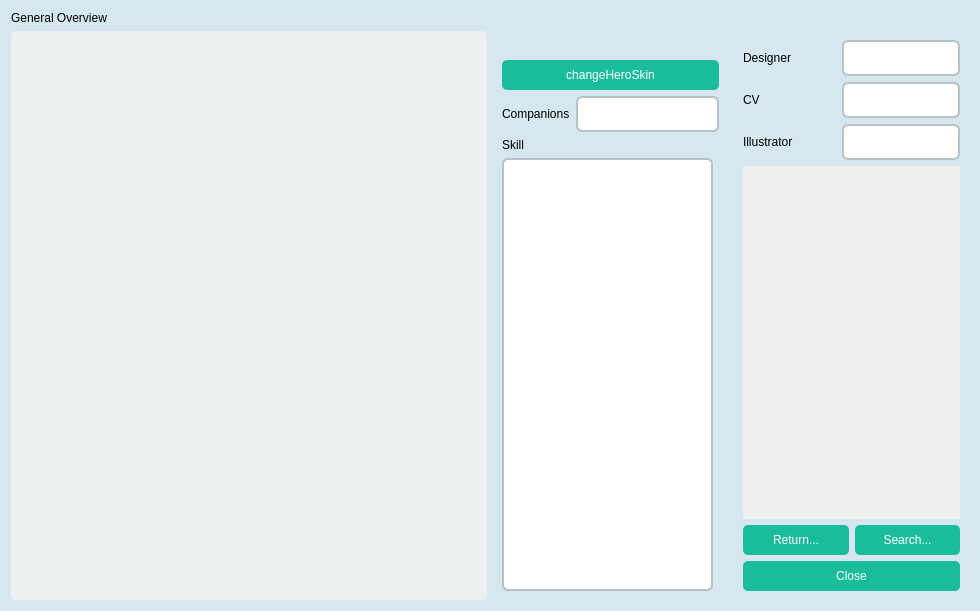
First picture: the form in src/dialog/generaloverview.ui, repository Mogara/QSanguosha-For-Hegemony, before the edit.
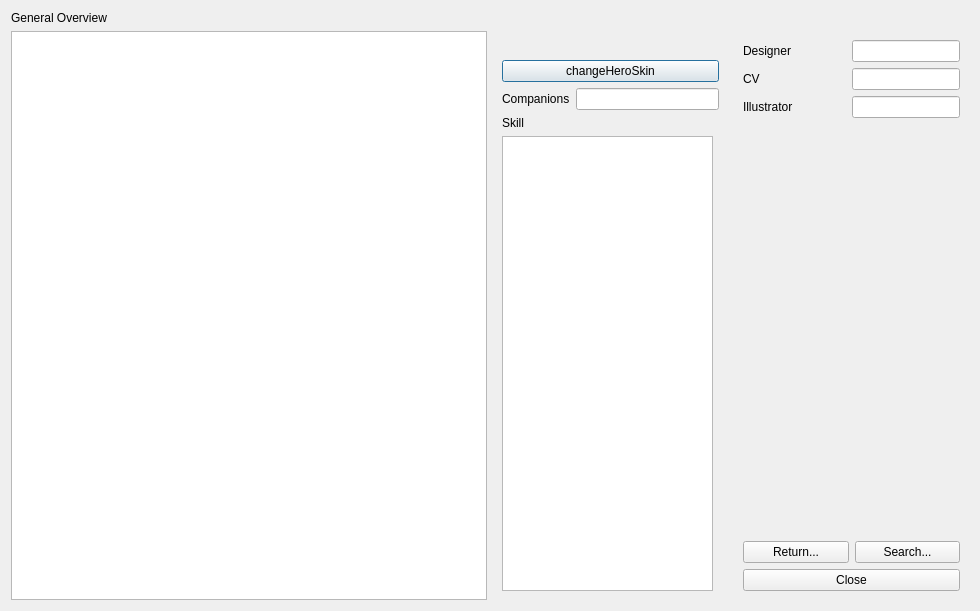
Second picture: the form after the edit. Icons and pictures are not drawn.

Commit message: Remove the built-in style sheet in some dialogs

Patch:
```diff
--- a/src/dialog/generaloverview.ui
+++ b/src/dialog/generaloverview.ui
@@ -29,538 +29,7 @@
    <string>General Overview</string>
   </property>
   <property name="styleSheet">
-   <string notr="true">QProgressBar {
-    color : solid gray;
-    border: 2px solid gray;
-    border-radius: 5px;
-    background: transparent;
-    padding: 0px;
-    text-align: center;
-}
-
-QProgressBar::chunk {
-    background: #B22222;
-}
-
-QTextEdit {
-	border-left: none;
-	border-right: none;
-	border-top: 1px solid qlineargradient(spread:reflect, x1:0, y1:0, x2:0.5, y2:0, stop:0 transparent, stop:1 rgb(166, 150, 122));
-	border-bottom: none;
-    background-color: rgba(0, 0, 0, 40%);
-}
-
-QTextEdit[description=&quot;true&quot;] {
-    border: 10px;
-    border-image: none;
-    background-color: rgba(255,255,255,255);
-}
-
-QTextEdit#whatsnew {
-	background-image: url(image/system/simpleBg/whatsnew.png);
-}
-
-QTextEdit#skill_info, QTextEdit#skillTextEdit {
-	border: 2px solid rgb(185, 195, 199);
-	padding-left: 8px;
-	min-height: 32px;
-	border-radius: 6px;
-	alignment: left;
-	background-color: white;
-}
-
-QTextEdit#skill_info:focus {
-	border-color: rgb(26, 188, 156);
-}
-
-QTextEdit#skill_info:disabled {
-	background-color: rgba(244, 246, 246, 70%);
-	border-color: rgba(213, 219, 219, 70%);
-	color: rgba(163, 169, 169, 70%);
-}
-
-QLineEdit {
-	border: 2px solid rgb(185, 195, 199);
-	padding-left: 8px;
-	min-height: 32px;
-	border-radius: 6px;
-	alignment: left center;
-}
-
-QLineEdit:focus {
-	border-color: rgb(26, 188, 156);
-}
-
-QLineEdit:disabled {
-	background-color: rgba(244, 246, 246, 70%);
-	border-color: rgba(213, 219, 219, 70%);
-	color: rgba(163, 169, 169, 70%);
-}
-
-QLineEdit#chat_edit {
-    background-color: rgba(0, 0, 0, 200);
-    color: white;
-    border: 1px solid rgb(166, 150, 122);
-    height: 20px;
-    border-radius: 2px;
-}
-
-QStatusBar::item {
-     border: 0px solid grey;
- }
-
-QMenu[private_pile=&quot;true&quot;] {
-    background-color: rgba(43,63,53,200);
-    border-radius: 1px;
-    color: white;
-}
-
-QPushButton[private_pile=&quot;true&quot;] {
-    background-color: rgba(43,63,53,200);
-    border-radius: 1px;
-    color: white;
-}
-
-QMenu[treasure = true] {
-    background-color: rgba(64, 52, 0, 200);
-    border-radius: 5px;
-    color: white;
-}
-
-QPushButton[treasure = true] {
-    background-color: rgba(64, 52, 0, 200);
-    border-radius: 5px;
-    color: white;
-}
-
-QDialog {
-	background: rgb(214, 231, 239);
-}
-
-QTabWidget::pane {
-	border: none;
-}
-
-QTabWidget::tab-bar {
-    subcontrol-position: center;
-}
-
-QTabBar::tab {
-	alignment: center;
-	background-color: rgb(236, 240, 241);
-	border: none;
-	width: 109;
-	height: 44;
-	color: rgb(52, 73, 94);
-	font: 13px;
-}
-
-QTabBar::tab:only-one, QTabBar::tab:first {
-	border-top-left-radius: 5px;
-	border-bottom-left-radius: 5px;
-}
-
-QTabBar::tab:only-one, QTabBar::tab:last {
-	border-top-right-radius: 5px;
-	border-bottom-right-radius: 5px;
-}
-
-QTabBar::tab:selected {
-	background-color: rgb(26, 188, 156);
-}
-
-QTabBar::tab:!selected:hover {
-	color: rgb(26, 188, 156);
-}
-
-QTabBar::scroller {
-	width: 52px;
-}
-
-QTabBar QToolButton {
-	background-color: rgb(236, 240, 241);
-	border: transparent;
-	border-radius: 5px;
-	alignment: center;
-}
-
-QTabBar QToolButton:hover {
-	background-color: rgb(26, 188, 156);
-}
-
-QTabBar QToolButton::left-arrow {
-	image: url(image/system/controls/tabbar-left-arrow.png);
-	width: 12;
-	height: 12;
-}
-
-QTabBar QToolButton::right-arrow {
-	image: url(image/system/controls/tabbar-right-arrow.png);
-	width: 12;
-	height: 12;
-}
-
-QPushButton[game_control=&quot;true&quot;] {
-    border: 0px solid gray;
-    font: 12px;
-    border-radius: 5px;
-    padding: 6px 12px 6px 12px;
-}
-
-QPushButton#pause {
-    background-image: url(image/system/button/pause.png);
-}
-
-QPushButton#play {
-    background-image: url(image/system/button/play.png);
-}
-
-QPushButton#slow-down {
-    background-image: url(image/system/button/slow-down.png);
-}
-
-QPushButton#speed-up {
-    background-image: url(image/system/button/speed-up.png);
-}
-
-QPushButton#uniform {
-    background-image: url(image/system/button/uniform.png);
-}
-
-QPushButton[control = true] {
-	color: rgb(183, 218, 238);
-	background-color:rgba(0, 0, 0, 0);
-	border-style:none;
-}
-
-QPushButton[control = true]:hover {
-	background-color: rgb(72, 160, 212);
-}
-
-QPushButton[control = true][bold = true] {
-	font: bold;
-}
-
-#closeButton[control = true]:hover {
-	background-color: rgb(238, 44, 44);
-}
-
-QMenu {
-	background-color: rgb(216, 255, 253);
-	border: none;
-}
-
-QMenu::item {
-	padding: 7px 40px 7px 35px;
-	background: transparent;
-	border-radius: 2px;
-}
-
-QMenu::item:selected {
-	background: rgba(88, 201, 241, 200);
-}
-
-QMenu::separator {
-	height: 1px;
-    background: qlineargradient(spread:reflect, x1:0, y1:0, x2:0.5, y2:0, stop:0 transparent, stop:1 rgba(72, 160, 212, 255));
-	border-radius: 1px;
-    margin-left: 5px;
-    margin-right: 5px;
-}
-
-QMenu::indicator:checked {
-	margin-left: 5px;
-	width: 15px;
-	height: 15px;
-	image: url(image/system/controls/menu-indicator.png);
-}
-
-QMenu::right-arrow {
-	margin-right: 5px;
-	width: 12px;
-	height: 12px;
-	image: url(image/system/controls/menu-right-arrow.png);
-}
-
-QSpinBox {
-	border: 2px solid rgb(185, 195, 199);
-	padding-left: 8px;
-	min-height: 32px;
-	border-radius: 5px;
-	alignment: left center;
-}
-
-QSpinBox:focus {
-	border-color: rgb(26, 188, 156);
-}
-
-QSpinBox:disabled {
-	background-color: rgba(244, 246, 246, 70%);
-	border-color: rgba(213, 219, 219, 70%);
-	color: rgba(163, 169, 169, 70%);
-}
-
-QSpinBox::up-button {
-	margin-top: 1px;
-	margin-right: 1px;
-	background: rgb(236, 240, 241);
-	border-top-right-radius: 3px;
-}
-
-QSpinBox::down-button {
-	margin-bottom: 1px;
-	margin-right: 1px;
-	background: rgb(236, 240, 241);
-	border-bottom-right-radius: 3px;
-}
-
-QSpinBox::up-button:hover, QSpinBox::down-button:hover {
-	background: rgb(26, 188, 156);
-}
-
-QSpinBox::up-button:disabled, QSpinBox::down-button:disabled {
-	background-color: rgba(213, 219, 219, 70%);
-}
-
-QSpinBox::up-arrow {
-	image: url(image/system/controls/spinbox-up-arrow.png);
-}
-
-QSpinBox::down-arrow {
-	image: url(image/system/controls/spinbox-down-arrow.png);
-}
-
-QCheckBox {
-	spacing: 10px;
-	margin-left: 10px;
-}
-
-QCheckBox:checked {
-	color: rgb(26, 188, 156);
-}
-
-QCheckBox::indicator {
-	background: rgb(189, 195, 199);
-	border-radius: 5px;
-	height: 20px;
-	width: 20px;
-}
-
-QCheckBox::indicator:checked {
-	background: rgb(26, 188, 156);
-	image: url(image/system/controls/checkbox-indicator.png);
-}
-
-QCheckBox::indicator:hover {
-	image: url(image/system/controls/checkbox-indicator.png);
-}
-
-QCheckBox:disabled {
-	color: rgb(200, 202, 204);
-}
-
-QCheckBox::indicator:disabled {
-	background: rgb(200, 202, 204);
-}
-
-QDialog QPushButton {
-	color: white;
-	background-color: rgb(26, 188, 156);
-	border: transparent;
-	border-radius: 5px;
-	min-height: 30px;
-	min-width: 85px;
-}
-
-QDialog QPushButton:hover {
-	background-color: rgb(72, 201, 176);
-}
-
-QDialog QPushButton:disabled {
-	background-color: rgba(72, 201, 176, 52%);
-	color: rgba(255, 255, 255, 70%);
-}
-
-QDialog QPushButton:pressed {
-	background-color: rgb(22, 160, 133);
-}
-
-QRadioButton {
-	spacing: 10px;
-	margin-left: 10px;
-}
-
-QRadioButton:checked {
-	color: rgb(26, 188, 156);
-}
-
-QRadioButton::indicator {
-	background: url(image/system/controls/radiobutton-indicator-bg.png);
-	height: 20px;
-	width: 20px;
-}
-
-QRadioButton::indicator:checked {
-	background: url(image/system/controls/radiobutton-indicator-bg-checked.png);
-	image: url(image/system/controls/radiobutton-indicator-checked.png);
-}
-
-QRadioButton::indicator:unchecked:hover {
-	image: url(image/system/controls/radiobutton-indicator.png);
-}
-
-QRadioButton:disabled {
-	color: rgb(200, 202, 204);
-}
-
-QRadioButton::indicator:disabled {
-	background: url(image/system/controls/radiobutton-indicator-bg-disabled.png);
-}
-
-QRadioButton::indicator:disabled:checked {
-	image: url(image/system/controls/radiobutton-indicator-disabled.png);
-}
-
-QGroupBox {
-	border-radius: 5px;
-	background: transparent;
-	border: 2px solid rgb(185, 195, 199);
-	margin-top: 7px;
-	padding: 10px;
-}
-
-QGroupBox::title {
-	padding: 0 3px;
-    subcontrol-origin: margin;
-    subcontrol-position: top center;
-}
-
-QGroupBox:disabled {
-	background-color: rgba(244, 246, 246, 70%);
-	border-color: rgba(213, 219, 219, 70%);
-	color: rgba(163, 169, 169, 70%);
-}
-
-QGroupBox::title:disabled {
-	color: rgba(163, 169, 169, 70%);
-}
-
-QComboBox:disabled {
-	background-color: rgba(244, 246, 246, 70%);
-	border-color: rgba(213, 219, 219, 70%);
-	color: rgba(163, 169, 169, 70%);
-}
-
-QComboBox:!editable:on {
-	background-color: rgb(22, 160, 133);
-	color: white;
-}
-
-QComboBox {
-	border: 2px solid rgb(185, 195, 199);
-	border-radius: 5px;
-	height: 30px;
-}
-
-QComboBox:editable:focus, QComboBox:editable:on {
-	border-color: rgb(26, 188, 156);
-}
-
-QComboBox::drop-down {
-	background: rgb(236, 240, 241);
-	border-top-right-radius: 3px;
-	border-bottom-right-radius: 3px;
-	min-width: 30px;
-}
-
-QComboBox::drop-down:hover {
-	background-color: rgb(72, 201, 176);
-}
-
-QComboBox::drop-down:on {
-	background-color: rgb(22, 160, 133);
-}
-
-QComboBox::drop-down:disabled {
-	background-color: rgba(213, 219, 219, 70%);
-}
-
-QComboBox::down-arrow {
-	image: url(image/system/controls/combobox-down-arrow.png);
-}
-
-QComboBox QAbstractItemView {
-	background: rgb(52, 73, 94);
-	border-radius: 5px;
-	selection-background-color: rgb(44, 62, 80);
-	color: white;
-}
-
-QListView {
-	border-radius: 5px;
-	background-color: rgb(236, 240, 241);
-	color: rgb(52, 73, 94);
-}
-
-QListView::item {
-	border-radius: 5px;
-}
-
-QListView::item:selected {
-	background-color: rgb(26, 188, 156);
-	border: transparent;
-}
-
-QListView::item:!selected:hover {
-	color: rgb(26, 188, 156);
-}
-
-QSlider:horizontal {
-	min-width: 50px;
-	height: 18px;
-}
-
-QSlider::groove:horizontal {
-	background-color: rgb(235, 237, 239);
-	border-radius: 9px;
-	height: 18px;
-}
-
-QSlider::handle:horizontal {
-	background-color: rgb(22, 160, 133);
-	border-radius: 9;
-	height: 18px;
-	position: absolute;
-	width: 18px;
-}
-
-QSlider::handle:horizontal:hover,
-QSlider::handle:horizontal:focus {
-	background-color: rgb(72, 201, 176);
-}
-
-QSlider::sub-page:horizontal {
-	background-color: rgb(168, 220, 188);
-}
-
-QTableView {
-	border-radius: 5px;
-	background-color: rgb(236, 240, 241);
-	color: rgb(52, 73, 94);
-}
-
-QTableView::item:selected {
-	background-color: rgb(26, 188, 156);
-	border: transparent;
-}
-
-QTableView::item:!selected:hover {
-	color: rgb(26, 188, 156);
-}
-
-QScrollArea {
-	border-radius: 6px;
-}</string>
+   <string notr="true"/>
   </property>
   <layout class="QGridLayout" name="gridLayout">
    <item row="1" column="1">
```
Left out of the diff: 1 changed line with no effect on the pictures. The commit also changes 3 other files.
